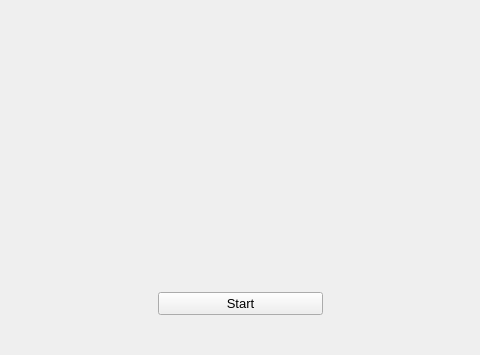
Before: the Qt Designer form OsdagMainPage.ui in GreatDevelopers/osdag-core, drawn with Qt 5; both pictures show x 554 to 1034 and y 554 to 909 of the 1265 by 909 pixel window.
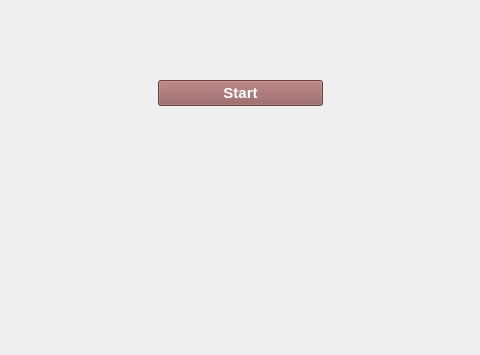
After: the same form once the commit is applied. The open tabs and pages were chosen to show the change. Icons and pictures are not drawn.

Commit message: Fix: shift start button

Patch:
```diff
--- a/OsdagMainPage.ui
+++ b/OsdagMainPage.ui
@@ -477,7 +477,9 @@
       <property name="font">
        <font>
         <pointsize>13</pointsize>
+        <weight>50</weight>
         <italic>false</italic>
+        <bold>false</bold>
        </font>
       </property>
       <property name="frameShape">
@@ -1480,18 +1482,6 @@
           </property>
          </spacer>
         </item>
-        <item row="3" column="2">
-         <widget class="QPushButton" name="btn_start_2">
-          <property name="font">
-           <font>
-            <pointsize>10</pointsize>
-           </font>
-          </property>
-          <property name="text">
-           <string>Start</string>
-          </property>
-         </widget>
-        </item>
         <item row="3" column="3" colspan="2">
          <spacer name="horizontalSpacer_18">
           <property name="orientation">
@@ -1505,6 +1495,63 @@
           </property>
          </spacer>
         </item>
+        <item row="3" column="2">
+         <widget class="QPushButton" name="btn_start_2">
+          <property name="font">
+           <font>
+            <family>Arial</family>
+            <pointsize>11</pointsize>
+            <weight>75</weight>
+            <bold>true</bold>
+           </font>
+          </property>
+          <property name="styleSheet">
+           <string notr="true">QPushButton::hover
+{
+   background-color: #d97f7f;
+   color:#000000 ;
+}
+
+QPushButton
+{
+background-color: #925a5b;
+color:#ffffff;
+}</string>
+          </property>
+          <property name="text">
+           <string>Start</string>
+          </property>
+          <property name="shortcut">
+           <string>Ctrl+S</string>
+          </property>
+         </widget>
+        </item>
+        <item row="0" column="0">
+         <spacer name="horizontalSpacer_15">
+          <property name="orientation">
+           <enum>Qt::Horizontal</enum>
+          </property>
+          <property name="sizeHint" stdset="0">
+           <size>
+            <width>40</width>
+            <height>20</height>
+           </size>
+          </property>
+         </spacer>
+        </item>
+        <item row="4" column="2">
+         <spacer name="verticalSpacer_14">
+          <property name="orientation">
+           <enum>Qt::Vertical</enum>
+          </property>
+          <property name="sizeHint" stdset="0">
+           <size>
+            <width>20</width>
+            <height>40</height>
+           </size>
+          </property>
+         </spacer>
+        </item>
        </layout>
       </widget>
       <widget class="QWidget" name="page"/>
```
Left out of the diff: 47 changed lines with no effect on the pictures. The commit also changes 1 other file.
